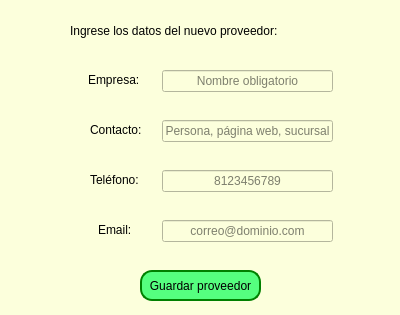
Old version of the form nuevo_proveedor.ui in the repository ileosalazar/MultiserviciosProfesionalesJG.
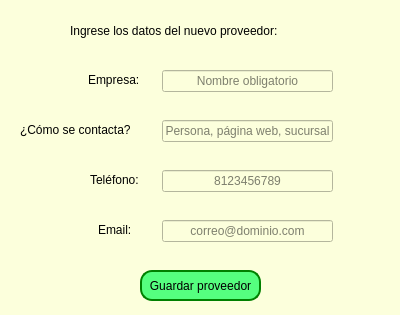
New version of the form.

The edit to the form file:
```diff
--- a/nuevo_proveedor.ui
+++ b/nuevo_proveedor.ui
@@ -133,9 +133,9 @@
   <widget class="QLabel" name="label_3">
    <property name="geometry">
     <rect>
-     <x>90</x>
+     <x>20</x>
      <y>120</y>
-     <width>61</width>
+     <width>131</width>
      <height>20</height>
     </rect>
    </property>
@@ -143,7 +143,7 @@
     <string notr="true">font: 9pt &quot;Verdana&quot;;</string>
    </property>
    <property name="text">
-    <string>Contacto:</string>
+    <string>¿Cómo se contacta?</string>
    </property>
   </widget>
   <widget class="QLabel" name="label_4">
```
